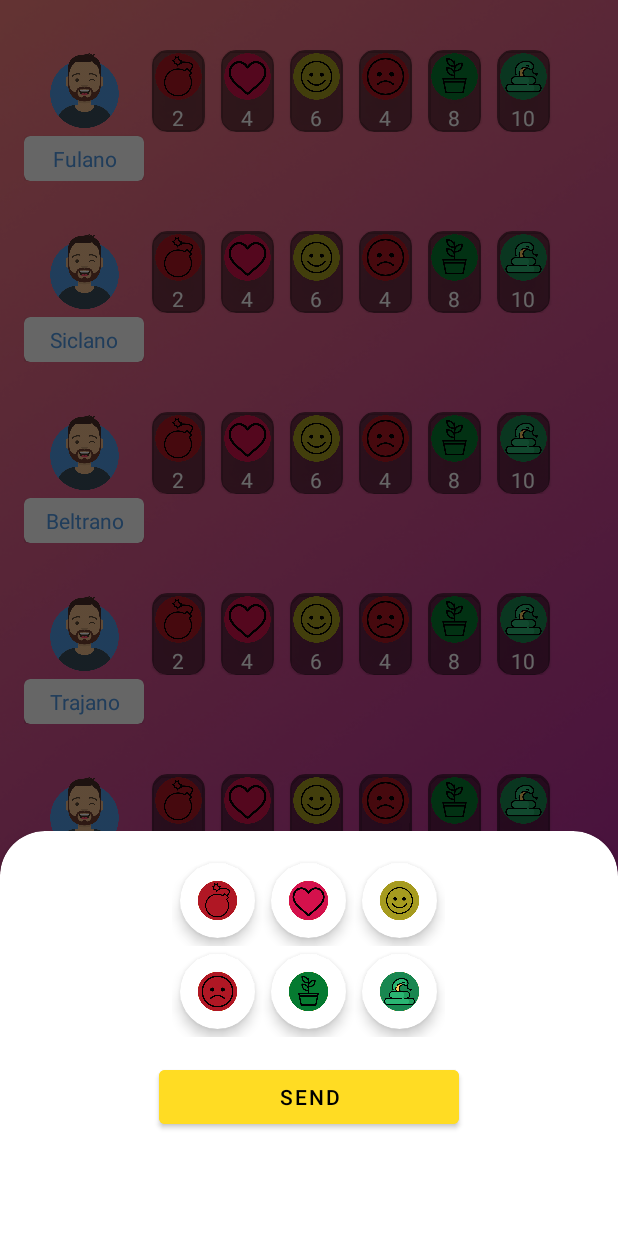
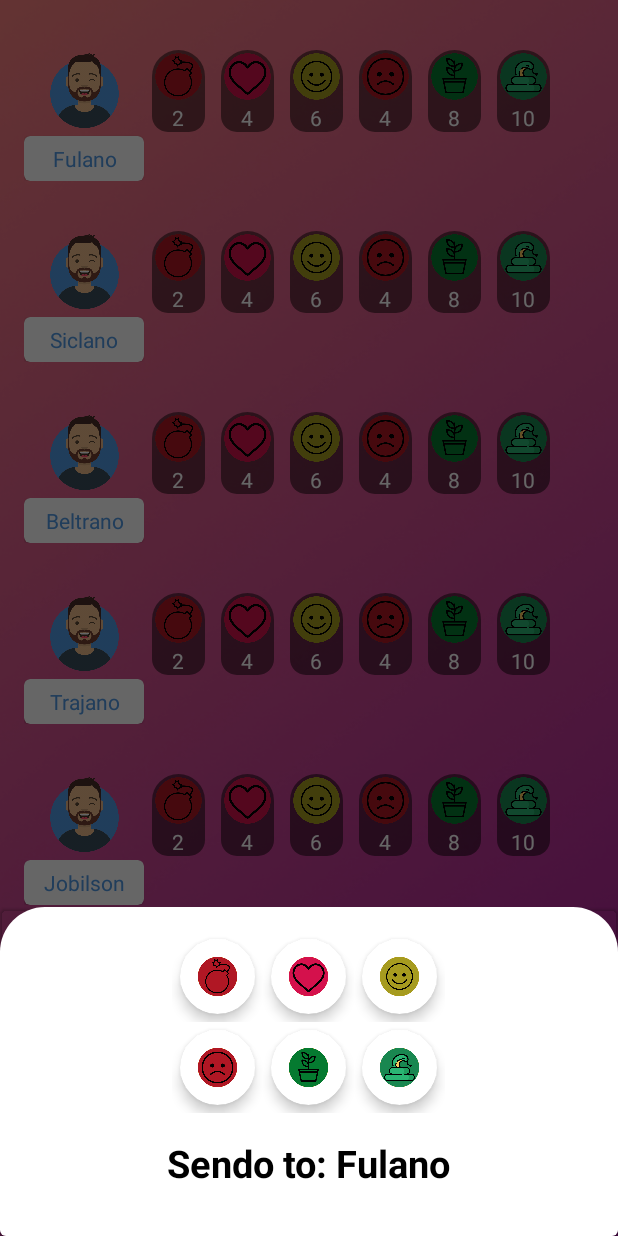
Before and after one commit to samirmaciel/Queridometro-NodeJS, an Android app: the HomeScreen screen opened directly, with no data from a screen before it, after a tap on an icon or button, on a phone screen of 412 x 824 dp. Run offline under Robolectric (Android 15) with nearby library versions, the phone set to English and light mode, and no system bars; libraries missing offline, so code that uses them is left out: io.socket.client; 3 statements that could not run were skipped.

Commit message:
Validation of click user in recyclerview to send emoji

```diff
--- a/app/src/main/java/com/example/queridometroapp/Feature/Modules/Adapter/UsersCarouselRecyclerViewAdapter.kt
+++ b/app/src/main/java/com/example/queridometroapp/Feature/Modules/Adapter/UsersCarouselRecyclerViewAdapter.kt
@@ -1,5 +1,6 @@
 package com.example.queridometroapp.Feature.Modules.Adapter
 
+import android.util.Log
 import android.view.LayoutInflater
 import android.view.View
 import android.view.ViewGroup
@@ -9,7 +10,7 @@ import androidx.recyclerview.widget.RecyclerView
 import com.example.queridometroapp.Feature.Domain.Model.User
 import com.example.queridometroapp.R
 
-class UsersCarouselRecyclerViewAdapter(val userClick : (String, Int) -> Unit) : RecyclerView.Adapter<UsersCarouselRecyclerViewAdapter.MyViewHolder>() {
+class UsersCarouselRecyclerViewAdapter(val userClick : (String, Int) -> Unit, val userConnectedName : String) : RecyclerView.Adapter<UsersCarouselRecyclerViewAdapter.MyViewHolder>() {
 
     var itemList = mutableListOf<User>()
 
@@ -29,7 +30,10 @@ class UsersCarouselRecyclerViewAdapter(val userClick : (String, Int) -> Unit) :
 
         fun bindItem(position : Int, userClcik: (String, Int) -> Unit){
                 itemView.findViewById<ImageView>(R.id.ivUserAvatar).setOnClickListener{
-                    userClick(itemList[position].name, position)
+                    if(!itemList[position].name.equals(userConnectedName)){
+                        Log.d("SocketFuck", "bindItem: " + userConnectedName)
+                            userClick(itemList[position].name, position)
+                        }
                 }
 
                 itemView.findViewById<TextView>(R.id.tvUserName).text = itemList[position].name
--- a/app/src/main/java/com/example/queridometroapp/Feature/Modules/HomeScreen/HomeScreen.kt
+++ b/app/src/main/java/com/example/queridometroapp/Feature/Modules/HomeScreen/HomeScreen.kt
@@ -26,7 +26,7 @@ class HomeScreen : AppCompatActivity() {
         super.onCreate(savedInstanceState)
         _binding = ActivityHomescreenBinding.inflate(layoutInflater)
         setContentView(binding.root)
-        initComponents()
+
     }
 
     @RequiresApi(Build.VERSION_CODES.N)
@@ -35,8 +35,12 @@ class HomeScreen : AppCompatActivity() {
 
        //Timer().scheduleAtFixedRate(ScrollTimer(), 10, 10)
 
-        viewModel.userName = intent.getStringExtra("userName").toString()
-        viewModel.registerUserName()
+        viewModel.userName.value = intent.getStringExtra("userName")
+
+        viewModel.userName.observe(this){   userConnectedname ->
+            viewModel.registerUserName(userConnectedname)
+            initComponents(userConnectedname)
+        }
 
         viewModel.emojiSelected.observe(this){
             binding.tvMessageConnection.visibility = View.VISIBLE
@@ -58,14 +62,14 @@ class HomeScreen : AppCompatActivity() {
     }
 
     @RequiresApi(Build.VERSION_CODES.N)
-    private fun initComponents() {
-        recyclerAdapter = UsersCarouselRecyclerViewAdapter{ userName, position ->
-            SelectEmojiBottomSheet{ drawableID ->
+    private fun initComponents(userConnectedName : String) {
+        recyclerAdapter = UsersCarouselRecyclerViewAdapter({ userName, position ->
+            SelectEmojiBottomSheet({ drawableID ->
                 var list = recyclerAdapter.itemList[position].emojis
                 list[Mock.getMapDrawbles()[drawableID]!!] = list[Mock.getMapDrawbles()[drawableID]!!] + 1
                 viewModel.sendEmojiToUser(mapOf(userName to  list))
-            }.show(supportFragmentManager, "BottomSheetSelectEmoji")
-        }
+            }, "Sendo to: ${userName}").show(supportFragmentManager, "BottomSheetSelectEmoji")
+        }, userConnectedName)
         val layoutManager = LinearLayoutManager(this, LinearLayoutManager.VERTICAL, false)
         binding.rvUsers.layoutManager = layoutManager
         binding.rvUsers.adapter = recyclerAdapter
--- a/app/src/main/java/com/example/queridometroapp/Feature/Modules/HomeScreen/HomeScreenViewModel.kt
+++ b/app/src/main/java/com/example/queridometroapp/Feature/Modules/HomeScreen/HomeScreenViewModel.kt
@@ -3,8 +3,7 @@ package com.example.queridometroapp.Feature.Modules.HomeScreen
 import android.os.Build
 import android.util.Log
 import androidx.annotation.RequiresApi
-import androidx.lifecycle.MutableLiveData
-import androidx.lifecycle.ViewModel
+import androidx.lifecycle.*
 import com.example.queridometroapp.Feature.Connetion.SocketHandler
 import com.example.queridometroapp.Feature.Domain.Model.User
 import com.example.queridometroapp.Feature.GetJson
@@ -16,7 +15,7 @@ class HomeScreenViewModel : ViewModel(){
 
     var socketConnection : Socket = SocketHandler.getSocket()
     var usersConnectedCheck : MutableLiveData<Int> = MutableLiveData(0)
-    var userName : String = "Default"
+    var userName : MutableLiveData<String> = MutableLiveData()
     var emojiSelected : MutableLiveData<Int> = MutableLiveData(0)
     var userList : MutableLiveData<MutableList<User>> = MutableLiveData(mutableListOf())
 
@@ -29,7 +28,7 @@ class HomeScreenViewModel : ViewModel(){
         socketConnection.connect()
     }
 
-    fun registerUserName(){
+    fun registerUserName(userName : String){
         socketConnection.emit("registerUser", userName )
     }
 
--- a/app/src/main/java/com/example/queridometroapp/Feature/Modules/SelectEmojiBottomSheet/SelectEmojiBottomSheet.kt
+++ b/app/src/main/java/com/example/queridometroapp/Feature/Modules/SelectEmojiBottomSheet/SelectEmojiBottomSheet.kt
@@ -15,7 +15,7 @@ import com.example.queridometroapp.R
 import com.example.queridometroapp.databinding.BottomsheetSendemojiBinding
 import com.google.android.material.bottomsheet.BottomSheetDialogFragment
 
-class SelectEmojiBottomSheet(val itemClick : (Int) -> Unit) : BottomSheetDialogFragment() {
+class SelectEmojiBottomSheet(val itemClick : (Int) -> Unit, val userSelectedName : String) : BottomSheetDialogFragment() {
 
     private var _binding : BottomsheetSendemojiBinding? = null
     private val binding : BottomsheetSendemojiBinding get() = _binding!!
@@ -40,6 +40,8 @@ class SelectEmojiBottomSheet(val itemClick : (Int) -> Unit) : BottomSheetDialogF
     override fun onResume() {
         super.onResume()
         initComponents()
+
+        binding.tvUserSelecteName.text = userSelectedName
     }
 
     @RequiresApi(Build.VERSION_CODES.N)
--- /dev/null
+++ b/app/src/main/res/drawable/bottomsheet_background.xml
@@ -0,0 +1,9 @@
+<?xml version="1.0" encoding="utf-8"?>
+<shape xmlns:android="http://schemas.android.com/apk/res/android"
+    android:shape="rectangle">
+
+    <solid android:color="@color/white"/>
+    <corners android:topRightRadius="30dp"
+        android:topLeftRadius="30dp"/>
+
+</shape>
--- /dev/null
+++ b/app/src/main/res/drawable/emoji_card_background.xml
@@ -0,0 +1,13 @@
+<?xml version="1.0" encoding="utf-8"?>
+<shape xmlns:android="http://schemas.android.com/apk/res/android"
+    android:shape="rectangle">
+
+    <solid android:color="@color/blackfadeout"/>
+
+    <corners
+        android:topLeftRadius="50dp"
+        android:topRightRadius="50dp"
+        android:bottomLeftRadius="30dp"
+        android:bottomRightRadius="30dp"/>
+
+</shape>
--- a/app/src/main/res/layout/bottomsheet_sendemoji.xml
+++ b/app/src/main/res/layout/bottomsheet_sendemoji.xml
@@ -8,18 +8,17 @@
     <com.google.android.material.card.MaterialCardView
         android:id="@+id/cardViewEmoji"
         android:layout_width="match_parent"
-        android:layout_height="300dp"
-        app:cardCornerRadius="30dp"
+        android:layout_height="wrap_content"
+        app:cardBackgroundColor="@android:color/transparent"
         app:layout_constraintStart_toStartOf="parent"
         app:layout_constraintEnd_toEndOf="parent"
-        app:layout_constraintBottom_toBottomOf="parent"
-        android:layout_marginBottom="-30dp">
+        app:layout_constraintBottom_toBottomOf="parent">
 
         <LinearLayout
+            android:background="@drawable/bottomsheet_background"
             android:layout_width="match_parent"
             android:layout_height="wrap_content"
             android:gravity="center"
-            android:layout_marginBottom="30dp"
             android:orientation="vertical">
 
             <androidx.recyclerview.widget.RecyclerView
@@ -30,13 +29,15 @@
                 tools:listitem="@layout/item_rvemoji"
                 android:id="@+id/rvSelectEmoji"/>
 
-            <com.google.android.material.button.MaterialButton
-                android:id="@+id/btnSelectedEmoji"
-                android:layout_width="200dp"
-                android:layout_height="wrap_content"
+            <TextView
+                android:id="@+id/tvUserSelecteName"
+                android:layout_width="wrap_content"
+                android:layout_height="50dp"
+                android:layout_marginBottom="16dp"
+                android:text="UserName"
                 android:textColor="@color/black"
-                android:backgroundTint="@color/yellow"
-                android:text="@string/title_send"/>
+                android:textSize="25sp"
+                android:textStyle="bold"/>
         </LinearLayout>
     </com.google.android.material.card.MaterialCardView>
 
--- a/app/src/main/res/layout/item_user.xml
+++ b/app/src/main/res/layout/item_user.xml
@@ -35,26 +35,32 @@
             android:textColor="@color/blue"/>
     </com.google.android.material.card.MaterialCardView>
 
-    <LinearLayout
+    <HorizontalScrollView
+        android:scrollbars="none"
         app:layout_constraintStart_toEndOf="@id/cardViewName"
         app:layout_constraintBottom_toBottomOf="@id/ivUserAvatar"
+        app:layout_constraintTop_toTopOf="@id/ivUserAvatar"
         app:layout_constraintEnd_toEndOf="parent"
+        android:layout_width="0dp"
+        android:layout_height="wrap_content">
+        <LinearLayout
             android:gravity="center_vertical"
-        app:layout_constraintTop_toTopOf="@id/ivUserAvatar"
             android:layout_width="0dp"
             android:layout_height="wrap_content"
             android:orientation="horizontal">
 
-        <com.google.android.material.card.MaterialCardView
+            <androidx.cardview.widget.CardView
                 android:layout_width="wrap_content"
                 android:layout_height="wrap_content"
-            app:cardCornerRadius="10dp"
-            android:layout_marginHorizontal="5dp"
-            app:cardBackgroundColor="@color/blackfadeout">
+                app:cardElevation="0dp"
+                app:cardBackgroundColor="@android:color/transparent"
+                android:layout_marginHorizontal="5dp">
+
                 <LinearLayout
                     android:layout_width="wrap_content"
                     android:layout_height="wrap_content"
                     android:gravity="center"
+                    android:background="@drawable/emoji_card_background"
                     android:orientation="vertical">
                     <ImageView
                         android:layout_width="@dimen/emojiWidth"
@@ -67,17 +73,18 @@
                         android:text="0"
                         android:textColor="@color/white"/>
                 </LinearLayout>
-        </com.google.android.material.card.MaterialCardView>
+            </androidx.cardview.widget.CardView>
 
             <com.google.android.material.card.MaterialCardView
                 android:layout_width="wrap_content"
                 android:layout_height="wrap_content"
-            app:cardCornerRadius="10dp"
-            android:layout_marginHorizontal="5dp"
-            app:cardBackgroundColor="@color/blackfadeout">
+                app:cardElevation="0dp"
+                app:cardBackgroundColor="@android:color/transparent"
+                android:layout_marginHorizontal="5dp">
                 <LinearLayout
                     android:layout_width="wrap_content"
                     android:layout_height="wrap_content"
+                    android:background="@drawable/emoji_card_background"
                     android:gravity="center"
                     android:orientation="vertical">
                     <ImageView
@@ -96,13 +103,14 @@
             <com.google.android.material.card.MaterialCardView
                 android:layout_width="wrap_content"
                 android:layout_height="wrap_content"
-            app:cardCornerRadius="10dp"
-            android:layout_marginHorizontal="5dp"
-            app:cardBackgroundColor="@color/blackfadeout">
+                app:cardElevation="0dp"
+                app:cardBackgroundColor="@android:color/transparent"
+                android:layout_marginHorizontal="5dp">
                 <LinearLayout
                     android:layout_width="wrap_content"
                     android:layout_height="wrap_content"
                     android:gravity="center"
+                    android:background="@drawable/emoji_card_background"
                     android:orientation="vertical">
                     <ImageView
                         android:layout_width="@dimen/emojiWidth"
@@ -120,12 +128,13 @@
             <com.google.android.material.card.MaterialCardView
                 android:layout_width="wrap_content"
                 android:layout_height="wrap_content"
-            app:cardCornerRadius="10dp"
-            android:layout_marginHorizontal="5dp"
-            app:cardBackgroundColor="@color/blackfadeout">
+                app:cardElevation="0dp"
+                app:cardBackgroundColor="@android:color/transparent"
+                android:layout_marginHorizontal="5dp">
                 <LinearLayout
                     android:layout_width="wrap_content"
                     android:layout_height="wrap_content"
+                    android:background="@drawable/emoji_card_background"
                     android:gravity="center"
                     android:orientation="vertical">
                     <ImageView
@@ -144,12 +153,13 @@
             <com.google.android.material.card.MaterialCardView
                 android:layout_width="wrap_content"
                 android:layout_height="wrap_content"
-            app:cardCornerRadius="10dp"
-            android:layout_marginHorizontal="5dp"
-            app:cardBackgroundColor="@color/blackfadeout">
+                app:cardElevation="0dp"
+                app:cardBackgroundColor="@android:color/transparent"
+                android:layout_marginHorizontal="5dp">
                 <LinearLayout
                     android:layout_width="wrap_content"
                     android:layout_height="wrap_content"
+                    android:background="@drawable/emoji_card_background"
                     android:gravity="center"
                     android:orientation="vertical">
                     <ImageView
@@ -168,12 +178,13 @@
             <com.google.android.material.card.MaterialCardView
                 android:layout_width="wrap_content"
                 android:layout_height="wrap_content"
-            app:cardCornerRadius="10dp"
-            android:layout_marginHorizontal="5dp"
-            app:cardBackgroundColor="@color/blackfadeout">
+                app:cardElevation="0dp"
+                app:cardBackgroundColor="@android:color/transparent"
+                android:layout_marginHorizontal="5dp">
                 <LinearLayout
                     android:layout_width="wrap_content"
                     android:layout_height="wrap_content"
+                    android:background="@drawable/emoji_card_background"
                     android:gravity="center"
                     android:orientation="vertical">
                     <ImageView
@@ -188,13 +199,7 @@
                         android:textColor="@color/white"/>
                 </LinearLayout>
             </com.google.android.material.card.MaterialCardView>
-
-
-
-
-
-
-
         </LinearLayout>
+    </HorizontalScrollView>
 
 </androidx.constraintlayout.widget.ConstraintLayout>
```
Lines whose indentation alone changed are shown as unchanged.
